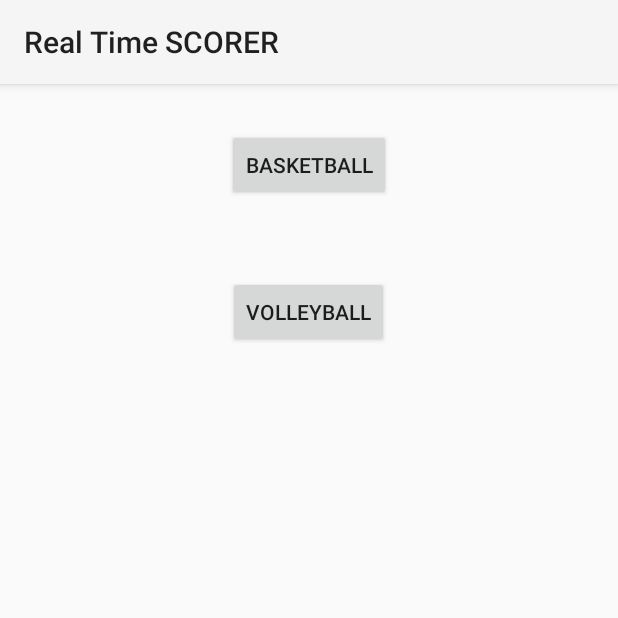
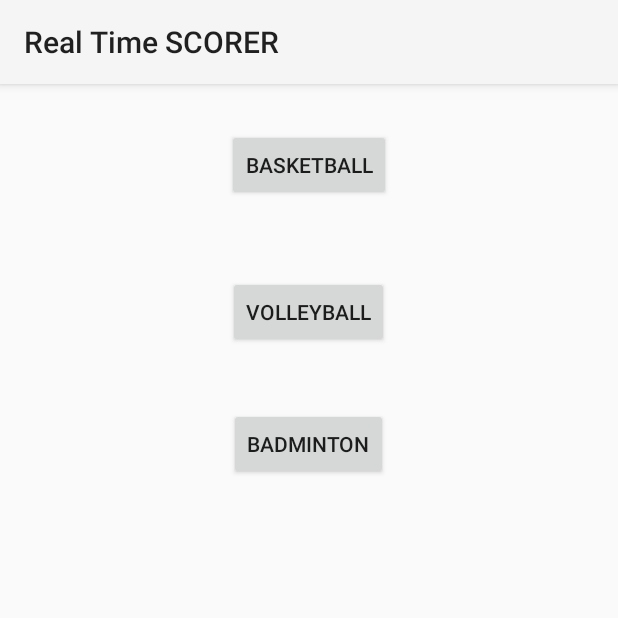
Before and after one commit to chanmol1999/Android-ScorerApp, an Android app: the screen it shows after launch (MainActivity), on a phone screen of 412 x 824 dp, the top half of it. Run offline under Robolectric (Android 15) with nearby library versions, the phone set to English and light mode, and no system bars.

```diff
--- a/Scorecounter/app/src/main/java/com/example/anmol/courtcounter/MainActivity.java
+++ b/Scorecounter/app/src/main/java/com/example/anmol/courtcounter/MainActivity.java
@@ -6,6 +6,7 @@ import android.support.v7.app.AppCompatActivity;
 import android.view.View;
 import android.widget.Button;
 
+import com.example.anmol.courtcounter.Badminton.BadmintonActivity;
 import com.example.anmol.courtcounter.Basketball.BasketballActivity;
 import com.example.anmol.courtcounter.Volleyball.VolleyballActivity;
 
@@ -13,6 +14,7 @@ public class MainActivity extends AppCompatActivity {
 
     Button basketball;
     Button volleyball;
+    Button badminton;
 
     @Override
     protected void onCreate(Bundle savedInstanceState) {
@@ -20,6 +22,7 @@ public class MainActivity extends AppCompatActivity {
         setContentView(R.layout.activity_main);
         basketball = findViewById(R.id.button_basketball);
         volleyball = findViewById(R.id.Volleyball);
+        badminton = findViewById(R.id.Badminton);
 
 
         basketball.setOnClickListener(new View.OnClickListener() {
@@ -35,5 +38,12 @@ public class MainActivity extends AppCompatActivity {
                 startActivity(new Intent(MainActivity.this, VolleyballActivity.class));
             }
         });
+
+        badminton.setOnClickListener(new View.OnClickListener() {
+            @Override
+            public void onClick(View view) {
+                startActivity(new Intent(MainActivity.this, BadmintonActivity.class));
+            }
+        });
     }
 }
--- a/Scorecounter/app/src/main/res/layout/activity_main.xml
+++ b/Scorecounter/app/src/main/res/layout/activity_main.xml
@@ -20,4 +20,12 @@
         android:layout_margin="@dimen/basket_main_margin_volleyball"
         android:text="@string/volleyball" />
 
+    <Button
+        android:id="@+id/Badminton"
+        android:layout_width="wrap_content"
+        android:layout_height="wrap_content"
+        android:layout_gravity="center_horizontal"
+        android:layout_margin="@dimen/basket_main_margin_volleyball"
+        android:text="@string/badminton" />
+
 </LinearLayout>
--- a/Scorecounter/app/src/main/res/values/strings.xml
+++ b/Scorecounter/app/src/main/res/values/strings.xml
@@ -7,6 +7,7 @@
     <string name="finish">FINISH</string>
     <string name="basketball">Basketball</string>
     <string name="volleyball">Volleyball</string>
+    <string name="badminton">Badminton</string>
     <string name="real_time_scorer">Real Time Scorer</string>
     <string name="_0">0</string>
     <string name="team_b">Team B</string>
```
Also changed, not shown: Scorecounter/app/src/main/AndroidManifest.xml (+4 -3 lines), Scorecounter/app/src/main/java/com/example/anmol/courtcounter/Badminton/BadmintonActivity.java (added, +15 -0 lines), Scorecounter/app/src/main/res/layout/activity_badminton.xml (added, +9 -0 lines).
